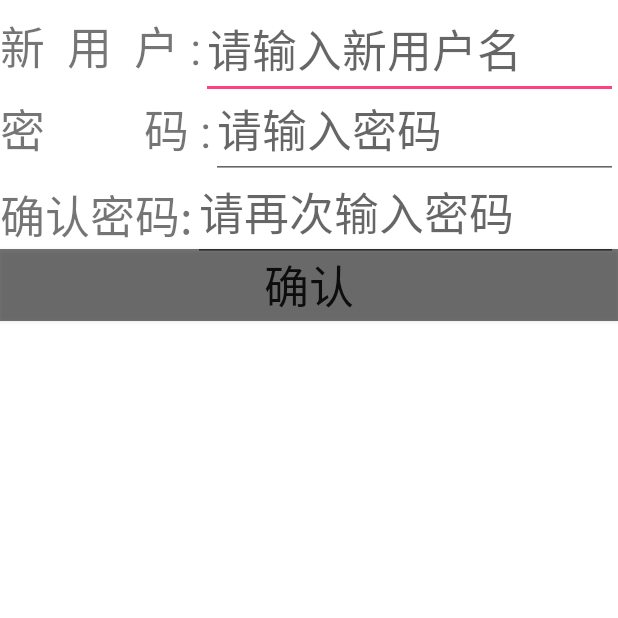
After one commit to Crocodile12138/weather, an Android app: the fragment registerFragment shown on its own in the app's theme, on a phone screen of 412 x 824 dp, the top half of it. The commit adds this screen. Run offline under Robolectric (Android 15) with nearby library versions, the phone set to English and light mode, and no system bars.

Commit message:
登陆注册碎片

```diff
--- a/app/src/main/assets/litepal.xml
+++ b/app/src/main/assets/litepal.xml
@@ -3,12 +3,13 @@
 
     <dbname value="cool_weather" />
 
-    <version value="1" />
+    <version value="1.1" />
 
     <list>
         <mapping class="com.example.hasee.weather.db.Province" />
         <mapping class="com.example.hasee.weather.db.City" />
         <mapping class="com.example.hasee.weather.db.County" />
+        <mapping calss="com.example.hasee.weather.db.userinfo" />
     </list>
 
 </litepal>
--- a/app/src/main/java/com/example/hasee/weather/SetFragment.java
+++ b/app/src/main/java/com/example/hasee/weather/SetFragment.java
@@ -44,7 +44,7 @@ public class SetFragment extends Fragment implements View.OnClickListener {
                 replaceFragment(new ChooseAreaFragment());
                 break;
             case R.id.button_log:
-                Toast.makeText(getContext(),"点击按钮",Toast.LENGTH_SHORT).show();
+                replaceFragment(new UserFragment());
                 break;
             case R.id.button_update:
                 Toast.makeText(getContext(),"点击按钮",Toast.LENGTH_SHORT).show();
--- /dev/null
+++ b/app/src/main/java/com/example/hasee/weather/registerFragment.java
@@ -0,0 +1,65 @@
+package com.example.hasee.weather;
+
+import android.os.Bundle;
+import android.support.annotation.NonNull;
+import android.support.annotation.Nullable;
+import android.support.v4.app.Fragment;
+import android.support.v4.app.FragmentManager;
+import android.support.v4.app.FragmentTransaction;
+import android.view.LayoutInflater;
+import android.view.View;
+import android.view.ViewGroup;
+import android.widget.Button;
+import android.widget.EditText;
+import android.widget.Toast;
+
+import com.example.hasee.weather.db.userinfo;
+
+public class registerFragment extends Fragment implements View.OnClickListener{
+    private EditText edit_yhm;
+    private EditText edit_mm;
+    private EditText mm_qr;
+    private Button button;
+    @Override
+    public View onCreateView(LayoutInflater inflater, ViewGroup container, Bundle savedInstanceState) {
+        View view = inflater.inflate(R.layout.register,container,false);
+
+        edit_yhm = (EditText) view.findViewById(R.id.edit_yhm);
+        edit_mm = (EditText) view.findViewById(R.id.edit_mm);
+        mm_qr = (EditText) view.findViewById(R.id.mm_qr);
+        button = (Button) view.findViewById(R.id.button);
+
+        return view;
+    }
+
+    @Override
+    public void onClick(View v) {
+        String input_yhm = edit_yhm.getText().toString();
+        String input_mm = edit_mm.getText().toString();
+        String input_qrmm = mm_qr.getText().toString();
+        switch (v.getId()) {
+            case R.id.button:
+                if(input_mm.equals(input_qrmm)) {
+                    userinfo userinfo = new userinfo();
+                    userinfo.setName(input_yhm);
+                    userinfo.setPassword(input_mm);
+                    userinfo.save();
+                    replaceFragment(new UserFragment());
+                }else {
+                    Toast.makeText(getContext(),"两次输入密码不同!",Toast.LENGTH_SHORT).show();
+                }
+                break;
+            default:
+                break;
+        }
+    }
+
+    private void replaceFragment(Fragment fragment) {
+        FragmentManager fragmentManager = getActivity().getSupportFragmentManager();
+        FragmentTransaction transaction = fragmentManager.beginTransaction();
+        transaction.replace(R.id.choose_area_fragment, fragment);
+        transaction.addToBackStack(null);
+        transaction.commit();
+    }
+
+}
--- /dev/null
+++ b/app/src/main/res/layout/register.xml
@@ -0,0 +1,71 @@
+<?xml version="1.0" encoding="utf-8"?>
+<RelativeLayout
+    xmlns:android="http://schemas.android.com/apk/res/android"
+    android:layout_width="match_parent"
+    android:layout_height="match_parent"
+    android:background="#fff" >
+
+    <TextView
+        android:id = "@+id/register_user"
+        android:layout_height="wrap_content"
+        android:layout_width="wrap_content"
+        android:layout_marginTop="8dp"
+        android:text="新  用  户 :"
+        android:textSize="30sp"/>
+
+    <EditText
+        android:id = "@+id/edit_yhm"
+        android:layout_height="wrap_content"
+        android:layout_width="match_parent"
+        android:layout_toRightOf="@id/register_user"
+        android:maxLines="1"
+        android:hint="请输入新用户名"
+        android:textSize="30sp" />
+
+    <TextView
+        android:id = "@+id/register_password"
+        android:layout_height="wrap_content"
+        android:layout_width="wrap_content"
+        android:layout_below="@id/register_user"
+        android:layout_marginTop="10dp"
+        android:text="密         码 :"
+        android:textSize="30sp"/>
+
+    <EditText
+        android:id = "@+id/edit_mm"
+        android:layout_height="wrap_content"
+        android:layout_width="match_parent"
+        android:layout_below="@id/register_user"
+        android:layout_toRightOf="@id/register_password"
+        android:maxLines="1"
+        android:hint="请输入密码"
+        android:textSize="30sp" />
+
+    <TextView
+        android:id = "@+id/password_qr"
+        android:layout_height="wrap_content"
+        android:layout_width="wrap_content"
+        android:layout_below="@id/register_password"
+        android:layout_marginTop="12dp"
+        android:text="确认密码:"
+        android:textSize="30sp"/>
+
+    <EditText
+        android:id = "@+id/mm_qr"
+        android:layout_height="wrap_content"
+        android:layout_width="match_parent"
+        android:layout_below="@id/register_password"
+        android:layout_toRightOf="@id/password_qr"
+        android:maxLines="1"
+        android:hint="请再次输入密码"
+        android:textSize="30sp" />
+
+    <Button
+        android:id = "@+id/button"
+        android:layout_height="wrap_content"
+        android:layout_width="match_parent"
+        android:layout_below="@id/password_qr"
+        android:background="#8000"
+        android:text="确认"
+        android:textSize="30sp" />
+</RelativeLayout>
--- a/app/src/main/res/layout/user.xml
+++ b/app/src/main/res/layout/user.xml
@@ -19,7 +19,7 @@
         android:layout_height = "wrap_content"
         android:layout_width = "match_parent"
         android:layout_toRightOf = "@+id/text_user"
-        android:hint = "学号或者姓名"
+        android:hint = "请输入用户名"
         android:maxLines = "1" />
 
     <TextView
```
Also changed, not shown: app/src/main/java/com/example/hasee/weather/UserFragment.java (+106 -1 lines), app/src/main/java/com/example/hasee/weather/db/userinfo.java (added, +24 -0 lines).
